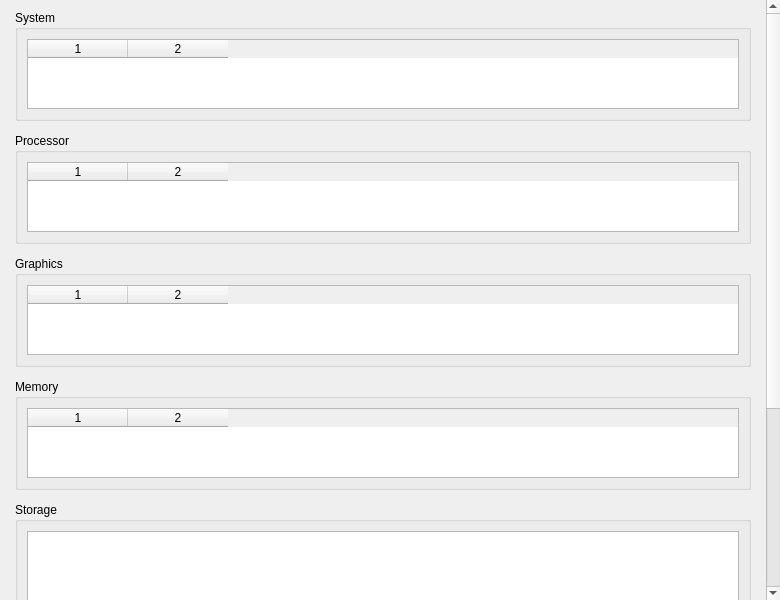
The window that shared/nexis/Pages/HardwareInfo/hardware_info_page.ui (s4solutionsllc/Nexis) describes before a commit, drawn with Qt 5.
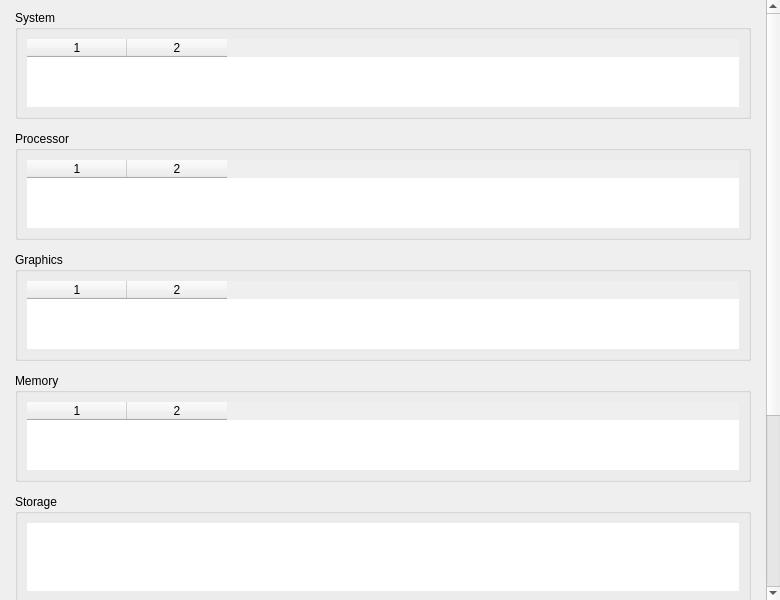
The same window after the commit.

Commit message:
fix(style): make HardwareInfoPage table rows legible in dark mode (BUG-38)
Remove alternatingRowColors from all 7 QTableWidgets (no other page uses
it), add frameShape NoFrame, use opaque @color01 item backgrounds matching
the global QTableView::item rule, and drop the page-specific QHeaderView
override so headers inherit the complete global styling.

```diff
--- a/shared/nexis/Pages/HardwareInfo/hardware_info_page.ui
+++ b/shared/nexis/Pages/HardwareInfo/hardware_info_page.ui
@@ -45,7 +45,7 @@
            <widget class="QTableWidget" name="tblSystem">
             <property name="columnCount"><number>2</number></property>
             <property name="showGrid"><bool>false</bool></property>
-            <property name="alternatingRowColors"><bool>true</bool></property>
+            <property name="frameShape"><enum>QFrame::NoFrame</enum></property>
             <property name="selectionMode"><enum>QAbstractItemView::NoSelection</enum></property>
             <property name="editTriggers"><set>QAbstractItemView::NoEditTriggers</set></property>
             <property name="focusPolicy"><enum>Qt::NoFocus</enum></property>
@@ -68,7 +68,7 @@
            <widget class="QTableWidget" name="tblProcessor">
             <property name="columnCount"><number>2</number></property>
             <property name="showGrid"><bool>false</bool></property>
-            <property name="alternatingRowColors"><bool>true</bool></property>
+            <property name="frameShape"><enum>QFrame::NoFrame</enum></property>
             <property name="selectionMode"><enum>QAbstractItemView::NoSelection</enum></property>
             <property name="editTriggers"><set>QAbstractItemView::NoEditTriggers</set></property>
             <property name="focusPolicy"><enum>Qt::NoFocus</enum></property>
@@ -91,7 +91,7 @@
            <widget class="QTableWidget" name="tblGraphics">
             <property name="columnCount"><number>2</number></property>
             <property name="showGrid"><bool>false</bool></property>
-            <property name="alternatingRowColors"><bool>true</bool></property>
+            <property name="frameShape"><enum>QFrame::NoFrame</enum></property>
             <property name="selectionMode"><enum>QAbstractItemView::NoSelection</enum></property>
             <property name="editTriggers"><set>QAbstractItemView::NoEditTriggers</set></property>
             <property name="focusPolicy"><enum>Qt::NoFocus</enum></property>
@@ -114,7 +114,7 @@
            <widget class="QTableWidget" name="tblMemory">
             <property name="columnCount"><number>2</number></property>
             <property name="showGrid"><bool>false</bool></property>
-            <property name="alternatingRowColors"><bool>true</bool></property>
+            <property name="frameShape"><enum>QFrame::NoFrame</enum></property>
             <property name="selectionMode"><enum>QAbstractItemView::NoSelection</enum></property>
             <property name="editTriggers"><set>QAbstractItemView::NoEditTriggers</set></property>
             <property name="focusPolicy"><enum>Qt::NoFocus</enum></property>
@@ -136,7 +136,7 @@
           <item>
            <widget class="QTableWidget" name="tblStorage">
             <property name="showGrid"><bool>false</bool></property>
-            <property name="alternatingRowColors"><bool>true</bool></property>
+            <property name="frameShape"><enum>QFrame::NoFrame</enum></property>
             <property name="selectionMode"><enum>QAbstractItemView::NoSelection</enum></property>
             <property name="editTriggers"><set>QAbstractItemView::NoEditTriggers</set></property>
             <property name="focusPolicy"><enum>Qt::NoFocus</enum></property>
@@ -157,7 +157,7 @@
           <item>
            <widget class="QTableWidget" name="tblNetwork">
             <property name="showGrid"><bool>false</bool></property>
-            <property name="alternatingRowColors"><bool>true</bool></property>
+            <property name="frameShape"><enum>QFrame::NoFrame</enum></property>
             <property name="selectionMode"><enum>QAbstractItemView::NoSelection</enum></property>
             <property name="editTriggers"><set>QAbstractItemView::NoEditTriggers</set></property>
             <property name="focusPolicy"><enum>Qt::NoFocus</enum></property>
@@ -178,7 +178,7 @@
           <item>
            <widget class="QTableWidget" name="tblThermal">
             <property name="showGrid"><bool>false</bool></property>
-            <property name="alternatingRowColors"><bool>true</bool></property>
+            <property name="frameShape"><enum>QFrame::NoFrame</enum></property>
             <property name="selectionMode"><enum>QAbstractItemView::NoSelection</enum></property>
             <property name="editTriggers"><set>QAbstractItemView::NoEditTriggers</set></property>
             <property name="focusPolicy"><enum>Qt::NoFocus</enum></property>
```
The commit also changes 3 other files.
